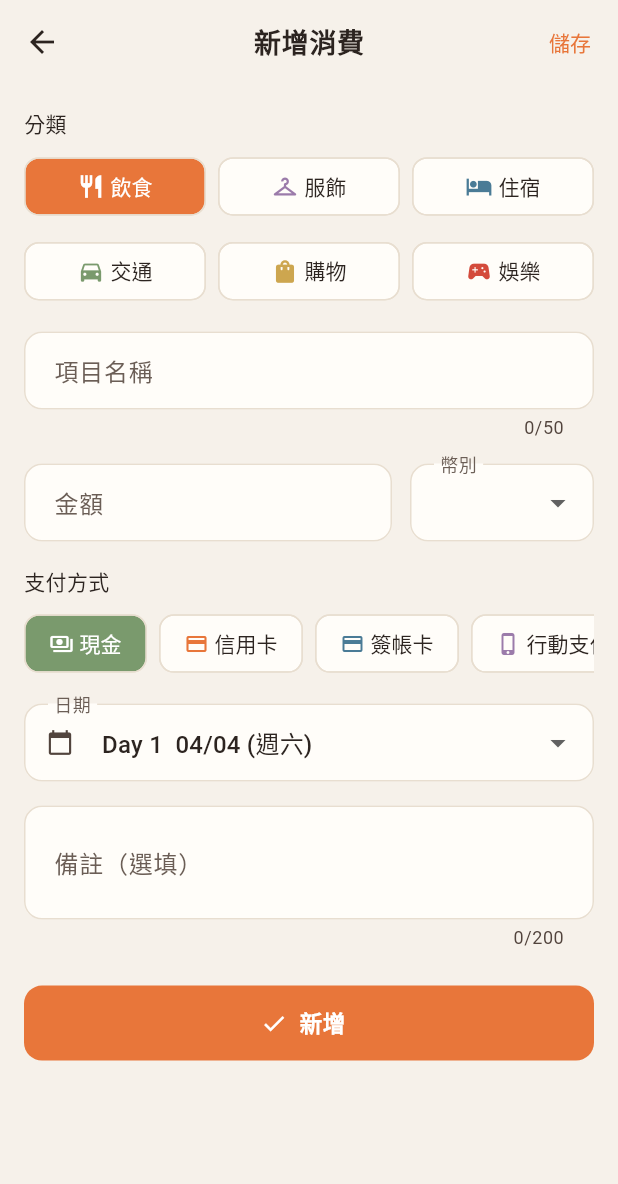
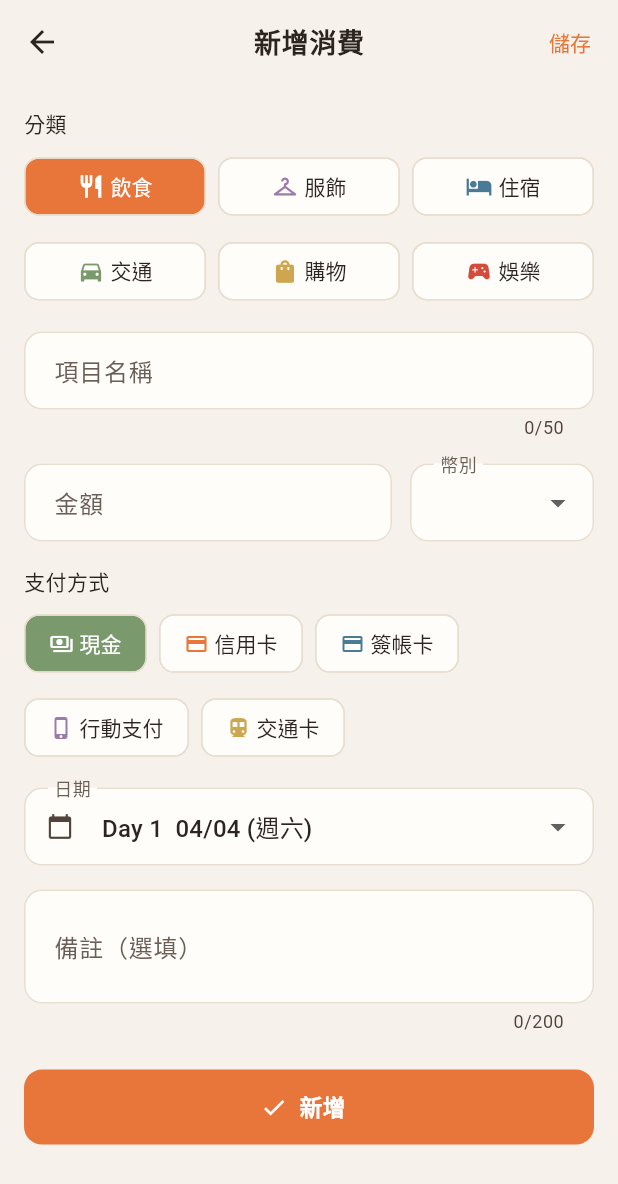
Before and after one commit to nickchen1998/TravelBudget, a Flutter app: the ExpenseFormScreen screen opened directly with empty values, on a phone screen of 412 x 824 dp. Shown: the top 1184 px of the screen. Run offline on Flutter 3.47's test engine with Material 3 defaults, Android fonts, the phone set to English and light mode, and no system bars; our stand-ins replace connectivity_plus, fl_chart, flutter_image_compress, google_mobile_ads, google_sign_in, image_picker and 5 more; missing offline and left inert: app_tracking_transparency; accounts and stored records are empty; network calls fail.

Commit message:
fix: 支付方式 chip 改用 Wrap 自動換行，移除橫向滾動
Co-Authored-By: Claude Opus 4.6 <noreply@anthropic.com>

```diff
--- a/lib/screens/expense/expense_form_screen.dart
+++ b/lib/screens/expense/expense_form_screen.dart
@@ -217,14 +217,12 @@ class _ExpenseFormScreenState extends State<ExpenseFormScreen> {
             // Payment Method
             Text(l.paymentMethod, style: const TextStyle(fontWeight: FontWeight.w500)),
             const SizedBox(height: 8),
-            SingleChildScrollView(
-              scrollDirection: Axis.horizontal,
-              child: Row(
+            Wrap(
+              spacing: 8,
+              runSpacing: 8,
               children: PaymentMethod.values.map((pm) {
                 final isSelected = _paymentMethod == pm;
-                  return Padding(
-                    padding: const EdgeInsets.only(right: 8),
-                    child: ChoiceChip(
+                return ChoiceChip(
                   label: Row(
                     mainAxisSize: MainAxisSize.min,
                     children: [
@@ -239,10 +237,8 @@ class _ExpenseFormScreenState extends State<ExpenseFormScreen> {
                   selectedColor: pm.color,
                   showCheckmark: false,
                   onSelected: (_) => setState(() => _paymentMethod = pm),
-                    ),
                 );
               }).toList(),
-              ),
             ),
             const SizedBox(height: 16),
 
```
Lines whose indentation alone changed are shown as unchanged.
